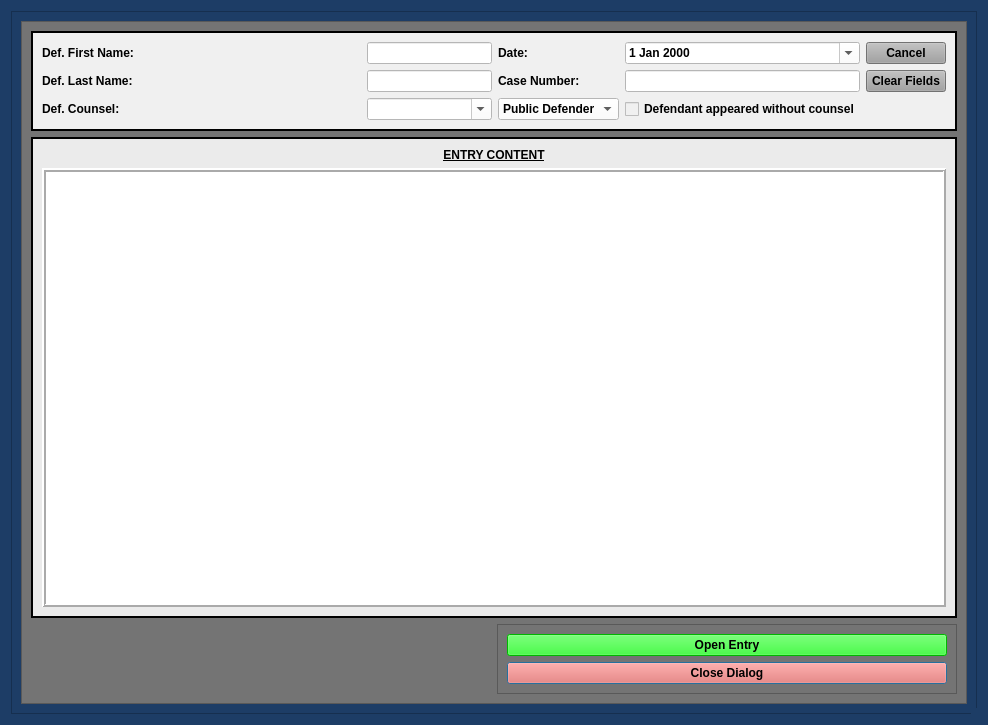
Qt form munientry/views/ui/TermsCommControlDialog.ui (HunterProgram22/MuniEntry) before a commit.
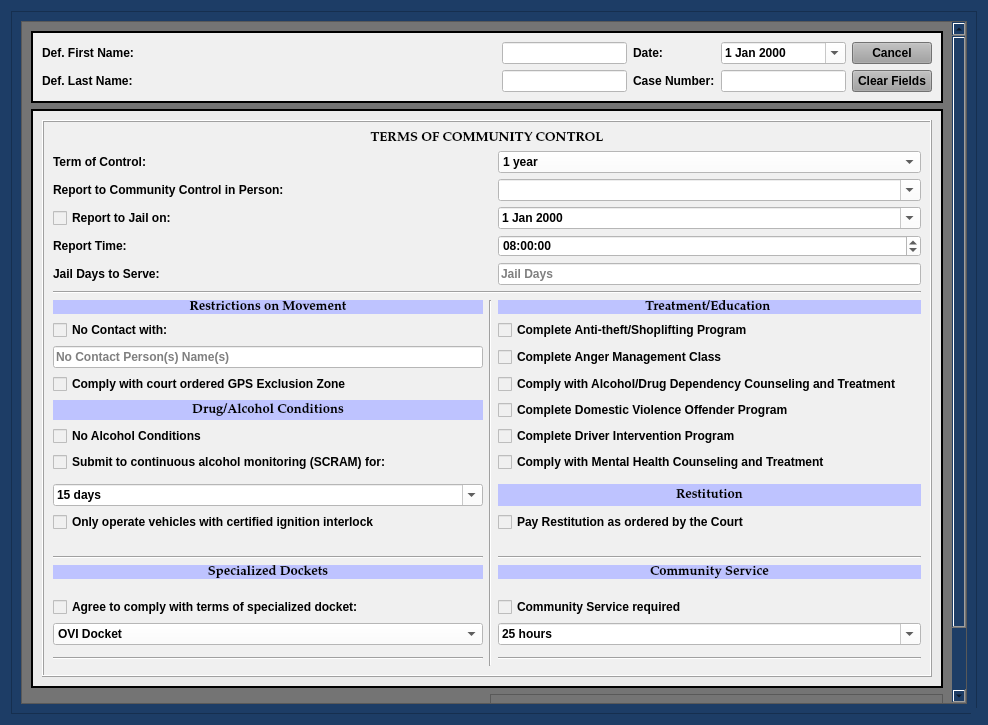
The same form after that commit. Custom widgets are drawn as their Qt base class.

Commit message: Terms of Community Control entry wired and working.

```diff
--- a/munientry/views/ui/TermsCommControlDialog.ui
+++ b/munientry/views/ui/TermsCommControlDialog.ui
@@ -181,8 +181,8 @@
           <rect>
            <x>0</x>
            <y>0</y>
-           <width>948</width>
-           <height>685</height>
+           <width>932</width>
+           <height>755</height>
           </rect>
          </property>
          <layout class="QGridLayout" name="gridLayout_2">
@@ -220,37 +220,6 @@
                </property>
               </widget>
              </item>
-             <item row="2" column="2">
-              <widget class="NoScrollComboBox" name="defense_counsel_type_box">
-               <property name="styleSheet">
-                <string notr="true">background-color: rgb(255, 255, 255);</string>
-               </property>
-               <item>
-                <property name="text">
-                 <string>Public Defender</string>
-                </property>
-               </item>
-               <item>
-                <property name="text">
-                 <string>Private Counsel</string>
-                </property>
-               </item>
-              </widget>
-             </item>
-             <item row="2" column="0">
-              <widget class="QLabel" name="label_24">
-               <property name="text">
-                <string>Def. Counsel:</string>
-               </property>
-              </widget>
-             </item>
-             <item row="2" column="3">
-              <widget class="QCheckBox" name="defense_counsel_waived_checkBox">
-               <property name="text">
-                <string>Defendant appeared without counsel</string>
-               </property>
-              </widget>
-             </item>
              <item row="0" column="1">
               <widget class="QLineEdit" name="defendant_first_name_lineEdit">
                <property name="styleSheet">
@@ -271,16 +240,6 @@
                </property>
               </widget>
              </item>
-             <item row="2" column="1">
-              <widget class="DefenseCounselComboBox" name="defense_counsel_name_box">
-               <property name="styleSheet">
-                <string notr="true">background-color: rgb(255, 255, 255);</string>
-               </property>
-               <property name="editable">
-                <bool>true</bool>
-               </property>
-              </widget>
-             </item>
              <item row="0" column="2">
               <widget class="QLabel" name="label_26">
                <property name="text">
@@ -407,30 +366,629 @@
             </property>
             <layout class="QGridLayout" name="gridLayout_6">
              <item row="0" column="0">
-              <widget class="QLabel" name="label_4">
-               <property name="text">
-                <string>&lt;html&gt;&lt;head/&gt;&lt;body&gt;&lt;p&gt;&lt;span style=&quot; text-decoration: underline;&quot;&gt;ENTRY CONTENT&lt;/span&gt;&lt;/p&gt;&lt;/body&gt;&lt;/html&gt;</string>
-               </property>
-               <property name="alignment">
-                <set>Qt::AlignCenter</set>
-               </property>
-              </widget>
-             </item>
-             <item row="1" column="0">
-              <widget class="QTextEdit" name="entry_content_textEdit">
-               <property name="styleSheet">
-                <string notr="true">background-color: rgb(255, 255, 255);</string>
-               </property>
-               <property name="frameShape">
-                <enum>QFrame::Box</enum>
-               </property>
-               <property name="frameShadow">
-                <enum>QFrame::Raised</enum>
-               </property>
-               <property name="lineWidth">
-                <number>2</number>
-               </property>
-              </widget>
+              <layout class="QGridLayout" name="gridLayout_5">
+               <item row="0" column="0">
+                <widget class="QFrame" name="community_control_frame">
+                 <property name="enabled">
+                  <bool>true</bool>
+                 </property>
+                 <property name="styleSheet">
+                  <string notr="true">background-color: rgb(240, 240, 240);</string>
+                 </property>
+                 <property name="frameShape">
+                  <enum>QFrame::Box</enum>
+                 </property>
+                 <property name="frameShadow">
+                  <enum>QFrame::Raised</enum>
+                 </property>
+                 <layout class="QGridLayout" name="gridLayout_3">
+                  <item row="17" column="0">
+                   <widget class="ConditionCheckbox" name="interlock_vehicles_check_box">
+                    <property name="text">
+                     <string>Only operate vehicles with certified ignition interlock</string>
+                    </property>
+                   </widget>
+                  </item>
+                  <item row="13" column="0">
+                   <widget class="QCheckBox" name="no_alcohol_ordered_check_box">
+                    <property name="text">
+                     <string>No Alcohol Conditions</string>
+                    </property>
+                   </widget>
+                  </item>
+                  <item row="3" column="2">
+                   <widget class="NoScrollComboBox" name="report_frequency_box">
+                    <property name="styleSheet">
+                     <string notr="true">background-color: rgb(255, 255, 255);</string>
+                    </property>
+                    <property name="editable">
+                     <bool>true</bool>
+                    </property>
+                    <item>
+                     <property name="text">
+                      <string/>
+                     </property>
+                    </item>
+                    <item>
+                     <property name="text">
+                      <string>daily (Monday through Friday)</string>
+                     </property>
+                    </item>
+                    <item>
+                     <property name="text">
+                      <string>every Monday</string>
+                     </property>
+                    </item>
+                    <item>
+                     <property name="text">
+                      <string>once a week (as ordered)</string>
+                     </property>
+                    </item>
+                   </widget>
+                  </item>
+                  <item row="16" column="0">
+                   <widget class="NoScrollComboBox" name="scram_days_box">
+                    <property name="minimumSize">
+                     <size>
+                      <width>200</width>
+                      <height>0</height>
+                     </size>
+                    </property>
+                    <property name="styleSheet">
+                     <string notr="true">background-color: rgb(255, 255, 255);</string>
+                    </property>
+                    <property name="editable">
+                     <bool>true</bool>
+                    </property>
+                    <item>
+                     <property name="text">
+                      <string>15 days</string>
+                     </property>
+                    </item>
+                    <item>
+                     <property name="text">
+                      <string>30 days</string>
+                     </property>
+                    </item>
+                    <item>
+                     <property name="text">
+                      <string>45 days</string>
+                     </property>
+                    </item>
+                    <item>
+                     <property name="text">
+                      <string>60 days</string>
+                     </property>
+                    </item>
+                    <item>
+                     <property name="text">
+                      <string>75 days</string>
+                     </property>
+                    </item>
+                    <item>
+                     <property name="text">
+                      <string>90 days</string>
+                     </property>
+                    </item>
+                    <item>
+                     <property name="text">
+                      <string>180 days</string>
+                     </property>
+                    </item>
+                   </widget>
+                  </item>
+                  <item row="26" column="0">
+                   <widget class="NoScrollComboBox" name="specialized_docket_box">
+                    <property name="styleSheet">
+                     <string notr="true">background-color: rgb(255, 255, 255);</string>
+                    </property>
+                    <item>
+                     <property name="text">
+                      <string>OVI Docket</string>
+                     </property>
+                    </item>
+                    <item>
+                     <property name="text">
+                      <string>Mental Health Docket</string>
+                     </property>
+                    </item>
+                    <item>
+                     <property name="text">
+                      <string>Mission (Veteran's) Court</string>
+                     </property>
+                    </item>
+                   </widget>
+                  </item>
+                  <item row="25" column="0">
+                   <widget class="ConditionCheckbox" name="specialized_docket_check_box">
+                    <property name="text">
+                     <string>Agree to comply with terms of specialized docket:</string>
+                    </property>
+                   </widget>
+                  </item>
+                  <item row="16" column="2">
+                   <widget class="QLabel" name="label_5">
+                    <property name="font">
+                     <font>
+                      <family>Palatino Linotype</family>
+                      <pointsize>10</pointsize>
+                      <weight>75</weight>
+                      <italic>false</italic>
+                      <bold>true</bold>
+                     </font>
+                    </property>
+                    <property name="styleSheet">
+                     <string notr="true">background-color: rgb(190, 195, 255);</string>
+                    </property>
+                    <property name="text">
+                     <string>Restitution</string>
+                    </property>
+                    <property name="alignment">
+                     <set>Qt::AlignCenter</set>
+                    </property>
+                   </widget>
+                  </item>
+                  <item row="22" column="0">
+                   <widget class="QLabel" name="label_16">
+                    <property name="font">
+                     <font>
+                      <family>Palatino Linotype</family>
+                      <pointsize>10</pointsize>
+                      <weight>75</weight>
+                      <italic>false</italic>
+                      <bold>true</bold>
+                     </font>
+                    </property>
+                    <property name="styleSheet">
+                     <string notr="true">background-color: rgb(190, 195, 255);</string>
+                    </property>
+                    <property name="text">
+                     <string>Specialized Dockets</string>
+                    </property>
+                    <property name="alignment">
+                     <set>Qt::AlignCenter</set>
+                    </property>
+                   </widget>
+                  </item>
+                  <item row="17" column="2">
+                   <widget class="ConditionCheckbox" name="pay_restitution_check_box">
+                    <property name="text">
+                     <string>Pay Restitution as ordered by the Court   </string>
+                    </property>
+                   </widget>
+                  </item>
+                  <item row="26" column="2">
+                   <widget class="NoScrollComboBox" name="community_service_hours_box">
+                    <property name="minimumSize">
+                     <size>
+                      <width>200</width>
+                      <height>0</height>
+                     </size>
+                    </property>
+                    <property name="styleSheet">
+                     <string notr="true">background-color: rgb(255, 255, 255);</string>
+                    </property>
+                    <property name="editable">
+                     <bool>true</bool>
+                    </property>
+                    <item>
+                     <property name="text">
+                      <string>25 hours</string>
+                     </property>
+                    </item>
+                    <item>
+                     <property name="text">
+                      <string>50 hours</string>
+                     </property>
+                    </item>
+                    <item>
+                     <property name="text">
+                      <string>100 hours</string>
+                     </property>
+                    </item>
+                    <item>
+                     <property name="text">
+                      <string>200 hours</string>
+                     </property>
+                    </item>
+                    <item>
+                     <property name="text">
+                      <string>500 hours</string>
+                     </property>
+                    </item>
+                   </widget>
+                  </item>
+                  <item row="25" column="2">
+                   <widget class="ConditionCheckbox" name="community_service_check_box">
+                    <property name="text">
+                     <string>Community Service required                                       </string>
+                    </property>
+                   </widget>
+                  </item>
+                  <item row="22" column="2">
+                   <widget class="QLabel" name="cs_label">
+                    <property name="font">
+                     <font>
+                      <family>Palatino Linotype</family>
+                      <pointsize>10</pointsize>
+                      <weight>75</weight>
+                      <italic>false</italic>
+                      <bold>true</bold>
+                     </font>
+                    </property>
+                    <property name="styleSheet">
+                     <string notr="true">background-color: rgb(190, 195, 255);</string>
+                    </property>
+                    <property name="text">
+                     <string>Community Service</string>
+                    </property>
+                    <property name="alignment">
+                     <set>Qt::AlignCenter</set>
+                    </property>
+                   </widget>
+                  </item>
+                  <item row="11" column="0">
+                   <widget class="ConditionCheckbox" name="gps_exclusion_check_box">
+                    <property name="maximumSize">
+                     <size>
+                      <width>16777215</width>
+                      <height>16777215</height>
+                     </size>
+                    </property>
+                    <property name="text">
+                     <string>Comply with court ordered GPS Exclusion Zone</string>
+                    </property>
+                   </widget>
+                  </item>
+                  <item row="12" column="0">
+                   <widget class="QLabel" name="label_8">
+                    <property name="font">
+                     <font>
+                      <family>Palatino Linotype</family>
+                      <pointsize>10</pointsize>
+                      <weight>75</weight>
+                      <italic>false</italic>
+                      <bold>true</bold>
+                     </font>
+                    </property>
+                    <property name="styleSheet">
+                     <string notr="true">background-color: rgb(190, 195, 255);</string>
+                    </property>
+                    <property name="text">
+                     <string>Drug/Alcohol Conditions</string>
+                    </property>
+                    <property name="alignment">
+                     <set>Qt::AlignCenter</set>
+                    </property>
+                   </widget>
+                  </item>
+                  <item row="10" column="0">
+                   <widget class="QLineEdit" name="no_contact_with_box">
+                    <property name="sizePolicy">
+                     <sizepolicy hsizetype="Preferred" vsizetype="Fixed">
+                      <horstretch>0</horstretch>
+                      <verstretch>0</verstretch>
+                     </sizepolicy>
+                    </property>
+                    <property name="minimumSize">
+                     <size>
+                      <width>200</width>
+                      <height>0</height>
+                     </size>
+                    </property>
+                    <property name="styleSheet">
+                     <string notr="true">background-color: rgb(255, 255, 255);</string>
+                    </property>
+                    <property name="placeholderText">
+                     <string>No Contact Person(s) Name(s)</string>
+                    </property>
+                   </widget>
+                  </item>
+                  <item row="14" column="0">
+                   <widget class="ConditionCheckbox" name="scram_ordered_check_box">
+                    <property name="text">
+                     <string>Submit to continuous alcohol monitoring (SCRAM) for:</string>
+                    </property>
+                   </widget>
+                  </item>
+                  <item row="9" column="0">
+                   <widget class="ConditionCheckbox" name="no_contact_check_box">
+                    <property name="text">
+                     <string>No Contact with:                                                                                             </string>
+                    </property>
+                   </widget>
+                  </item>
+                  <item row="8" column="2">
+                   <widget class="QLabel" name="label_6">
+                    <property name="font">
+                     <font>
+                      <family>Palatino Linotype</family>
+                      <pointsize>10</pointsize>
+                      <weight>75</weight>
+                      <italic>false</italic>
+                      <bold>true</bold>
+                     </font>
+                    </property>
+                    <property name="styleSheet">
+                     <string notr="true">background-color: rgb(190, 195, 255);</string>
+                    </property>
+                    <property name="text">
+                     <string>Treatment/Education </string>
+                    </property>
+                    <property name="alignment">
+                     <set>Qt::AlignCenter</set>
+                    </property>
+                   </widget>
+                  </item>
+                  <item row="21" column="2">
+                   <widget class="Line" name="line_19">
+                    <property name="orientation">
+                     <enum>Qt::Horizontal</enum>
+                    </property>
+                   </widget>
+                  </item>
+                  <item row="21" column="0">
+                   <widget class="Line" name="line_2">
+                    <property name="orientation">
+                     <enum>Qt::Horizontal</enum>
+                    </property>
+                   </widget>
+                  </item>
+                  <item row="28" column="2">
+                   <widget class="Line" name="line_3">
+                    <property name="orientation">
+                     <enum>Qt::Horizontal</enum>
+                    </property>
+                   </widget>
+                  </item>
+                  <item row="0" column="0" colspan="3">
+                   <widget class="QLabel" name="label_25">
+                    <property name="sizePolicy">
+                     <sizepolicy hsizetype="Minimum" vsizetype="Minimum">
+                      <horstretch>0</horstretch>
+                      <verstretch>0</verstretch>
+                     </sizepolicy>
+                    </property>
+                    <property name="maximumSize">
+                     <size>
+                      <width>16777215</width>
+                      <height>100</height>
+                     </size>
+                    </property>
+                    <property name="font">
+                     <font>
+                      <family>Palatino Linotype</family>
+                      <pointsize>10</pointsize>
+                      <weight>75</weight>
+                      <italic>false</italic>
+                      <bold>true</bold>
+                     </font>
+                    </property>
+                    <property name="text">
+                     <string>TERMS OF COMMUNITY CONTROL</string>
+                    </property>
+                    <property name="alignment">
+                     <set>Qt::AlignCenter</set>
+                    </property>
+                   </widget>
+                  </item>
+                  <item row="7" column="0" colspan="3">
+                   <widget class="Line" name="line">
+                    <property name="orientation">
+                     <enum>Qt::Horizontal</enum>
+                    </property>
+                   </widget>
+                  </item>
+                  <item row="28" column="0">
+                   <widget class="Line" name="line_4">
+                    <property name="orientation">
+                     <enum>Qt::Horizontal</enum>
+                    </property>
+                   </widget>
+                  </item>
+                  <item row="8" column="0">
+                   <widget class="QLabel" name="label_9">
+                    <property name="font">
+                     <font>
+                      <family>Palatino Linotype</family>
+                      <pointsize>10</pointsize>
+                      <weight>75</weight>
+                      <italic>false</italic>
+                      <bold>true</bold>
+                     </font>
+                    </property>
+                    <property name="styleSheet">
+                     <string notr="true">background-color: rgb(190, 195, 255);</string>
+                    </property>
+                    <property name="frameShadow">
+                     <enum>QFrame::Plain</enum>
+                    </property>
+                    <property name="text">
+                     <string>Restrictions on Movement</string>
+                    </property>
+                    <property name="alignment">
+                     <set>Qt::AlignCenter</set>
+                    </property>
+                   </widget>
+                  </item>
+                  <item row="9" column="2">
+                   <widget class="ConditionCheckbox" name="antitheft_check_box">
+                    <property name="text">
+                     <string>Complete Anti-theft/Shoplifting Program</string>
+                    </property>
+                   </widget>
+                  </item>
+                  <item row="11" column="2">
+                   <widget class="ConditionCheckbox" name="alcohol_treatment_check_box">
+                    <property name="text">
+                     <string>Comply with Alcohol/Drug Dependency Counseling and Treatment</string>
+                    </property>
+                   </widget>
+                  </item>
+                  <item row="12" column="2">
+                   <widget class="ConditionCheckbox" name="domestic_violence_program_check_box">
+                    <property name="text">
+                     <string>Complete Domestic Violence Offender Program</string>
+                    </property>
+                   </widget>
+                  </item>
+                  <item row="10" column="2">
+                   <widget class="ConditionCheckbox" name="anger_management_check_box">
+                    <property name="text">
+                     <string>Complete Anger Management Class</string>
+                    </property>
+                   </widget>
+                  </item>
+                  <item row="1" column="2">
+                   <widget class="NoScrollComboBox" name="term_of_control_box">
+                    <property name="focusPolicy">
+                     <enum>Qt::StrongFocus</enum>
+                    </property>
+                    <property name="styleSheet">
+                     <string notr="true">background-color: rgb(255, 255, 255);</string>
+                    </property>
+                    <property name="editable">
+                     <bool>false</bool>
+                    </property>
+                    <item>
+                     <property name="text">
+                      <string>1 year</string>
+                     </property>
+                    </item>
+                    <item>
+                     <property name="text">
+                      <string>6 months</string>
+                     </property>
+                    </item>
+                    <item>
+                     <property name="text">
+                      <string>18 months</string>
+                     </property>
+                    </item>
+                    <item>
+                     <property name="text">
+                      <string>2 years</string>
+                     </property>
+                    </item>
+                    <item>
+                     <property name="text">
+                      <string>3 years</string>
+                     </property>
+                    </item>
+                    <item>
+                     <property name="text">
+                      <string>4 years</string>
+                     </property>
+                    </item>
+                    <item>
+                     <property name="text">
+                      <string>5 years</string>
+                     </property>
+                    </item>
+                   </widget>
+                  </item>
+                  <item row="8" column="1" rowspan="22">
+                   <widget class="Line" name="line_6">
+                    <property name="orientation">
+                     <enum>Qt::Vertical</enum>
+                    </property>
+                   </widget>
+                  </item>
+                  <item row="14" column="2">
+                   <widget class="ConditionCheckbox" name="mental_health_treatment_check_box">
+                    <property name="text">
+                     <string>Comply with Mental Health Counseling and Treatment</string>
+                    </property>
+                   </widget>
+                  </item>
+                  <item row="13" column="2">
+                   <widget class="ConditionCheckbox" name="driver_intervention_program_check_box">
+                    <property name="text">
+                     <string>Complete Driver Intervention Program </string>
+                    </property>
+                   </widget>
+                  </item>
+                  <item row="3" column="0">
+                   <widget class="QLabel" name="label_4">
+                    <property name="text">
+                     <string>Report to Community Control in Person:</string>
+                    </property>
+                   </widget>
+                  </item>
+                  <item row="1" column="0">
+                   <widget class="QLabel" name="test">
+                    <property name="text">
+                     <string>Term of Control:</string>
+                    </property>
+                   </widget>
+                  </item>
+                  <item row="4" column="2">
+                   <widget class="NoScrollDateEdit" name="jail_report_date_box">
+                    <property name="styleSheet">
+                     <string notr="true">color: rgb(0, 0, 0);
+background-color: rgb(255, 255, 255);</string>
+                    </property>
+                    <property name="calendarPopup">
+                     <bool>true</bool>
+                    </property>
+                   </widget>
+                  </item>
+                  <item row="4" column="0">
+                   <widget class="QCheckBox" name="report_to_jail_check_box">
+                    <property name="text">
+                     <string>Report to Jail on:</string>
+                    </property>
+                   </widget>
+                  </item>
+                  <item row="5" column="2">
+                   <widget class="NoScrollTimeEdit" name="jail_report_time_box">
+                    <property name="styleSheet">
+                     <string notr="true">color: rgb(0, 0, 0);
+background-color: rgb(255, 255, 255);</string>
+                    </property>
+                    <property name="dateTime">
+                     <datetime>
+                      <hour>8</hour>
+                      <minute>0</minute>
+                      <second>0</second>
+                      <year>2000</year>
+                      <month>1</month>
+                      <day>1</day>
+                     </datetime>
+                    </property>
+                    <property name="calendarPopup">
+                     <bool>true</bool>
+                    </property>
+                   </widget>
+                  </item>
+                  <item row="6" column="2">
+                   <widget class="QLineEdit" name="jail_days_box">
+                    <property name="styleSheet">
+                     <string notr="true">background-color: rgb(255, 255, 255);</string>
+                    </property>
+                    <property name="placeholderText">
+                     <string>Jail Days</string>
+                    </property>
+                   </widget>
+                  </item>
+                  <item row="6" column="0">
+                   <widget class="QLabel" name="label_7">
+                    <property name="text">
+                     <string>Jail Days to Serve:</string>
+                    </property>
+                   </widget>
+                  </item>
+                  <item row="5" column="0">
+                   <widget class="QLabel" name="label_10">
+                    <property name="text">
+                     <string>Report Time:</string>
+                    </property>
+                   </widget>
+                  </item>
+                 </layout>
+                </widget>
+               </item>
+              </layout>
              </item>
             </layout>
            </widget>
@@ -456,9 +1014,14 @@
    <header>munientry.widgets.combo_boxes</header>
   </customwidget>
   <customwidget>
-   <class>DefenseCounselComboBox</class>
-   <extends>QComboBox</extends>
-   <header>munientry.widgets.combo_boxes</header>
+   <class>ConditionCheckbox</class>
+   <extends>QCheckBox</extends>
+   <header>munientry.widgets.custom_widgets</header>
+  </customwidget>
+  <customwidget>
+   <class>NoScrollTimeEdit</class>
+   <extends>QTimeEdit</extends>
+   <header>munientry.widgets.custom_widgets</header>
   </customwidget>
  </customwidgets>
  <tabstops>
```
Left out of the diff: 2 changed lines with no effect on the pictures. The commit also changes 12 other files.
